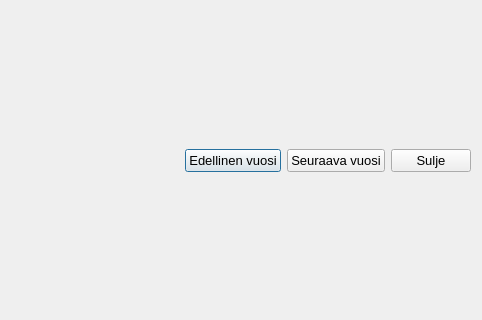
Old version of the form QT_frontend/BankSimulEXE/graphical_transaction_view.ui in the repository Kooalaa/BankSimul-project; both pictures show x 281 to 763 and y 96 to 416 of the 763 by 513 pixel window.
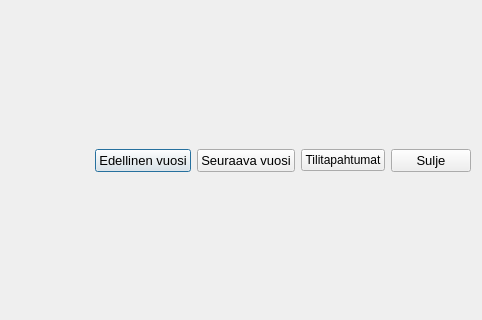
New version of the form.

Commit message: Made graphical_transaction_view go back to main_window.

The edit to the form file:
```diff
--- a/QT_frontend/BankSimulEXE/graphical_transaction_view.ui
+++ b/QT_frontend/BankSimulEXE/graphical_transaction_view.ui
@@ -70,6 +70,13 @@
        </property>
       </widget>
      </item>
+     <item>
+      <widget class="QPushButton" name="transactions_btn">
+       <property name="text">
+        <string>Tilitapahtumat</string>
+       </property>
+      </widget>
+     </item>
      <item>
       <widget class="QPushButton" name="close_btn">
        <property name="font">
```
The commit also changes 5 other files.
